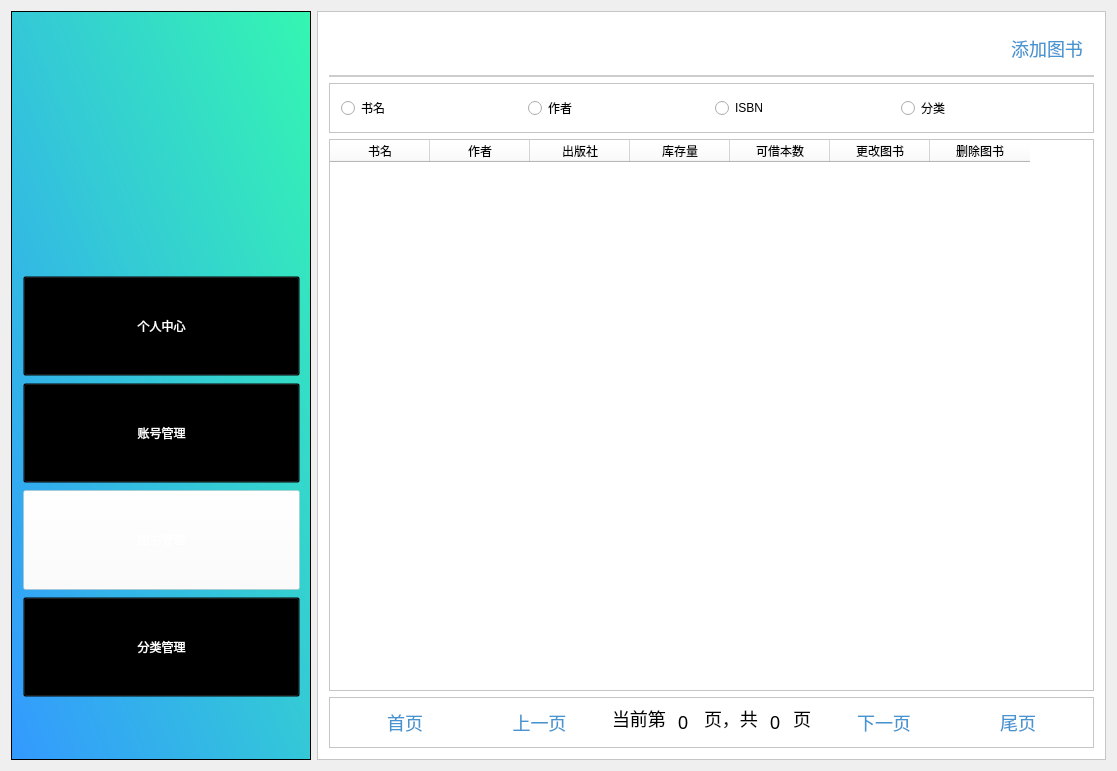
Old version of the form Library/Library/admin_searchbook.ui in the repository BooksOcean/BooksOcean.
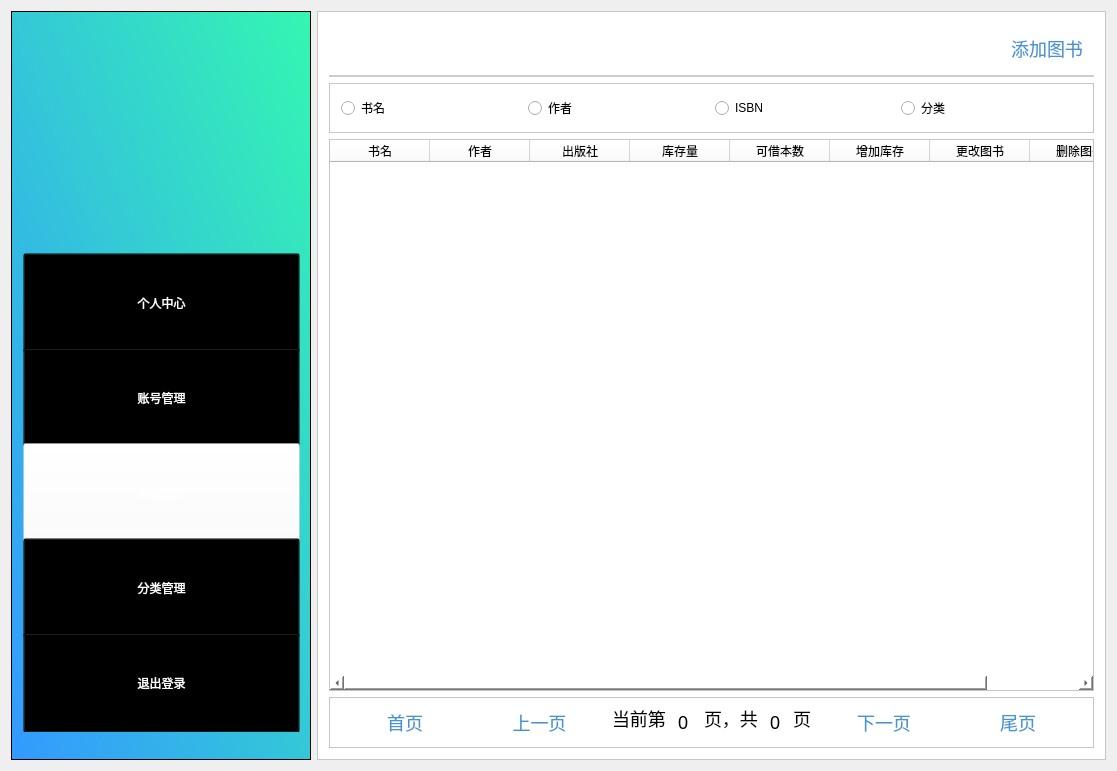
New version of the form. Icons and pictures are not drawn.

The edit to the form file:
```diff
--- a/Library/Library/admin_searchbook.ui
+++ b/Library/Library/admin_searchbook.ui
@@ -174,6 +174,25 @@
            </property>
           </widget>
          </item>
+         <item>
+          <widget class="QPushButton" name="btnLogout">
+           <property name="minimumSize">
+            <size>
+             <width>0</width>
+             <height>100</height>
+            </size>
+           </property>
+           <property name="styleSheet">
+            <string notr="true">font: 12pt &quot;微软雅黑&quot;;
+color:white;
+background:transparent;
+cursor:pointer;</string>
+           </property>
+           <property name="text">
+            <string>退出登录</string>
+           </property>
+          </widget>
+         </item>
         </layout>
        </item>
       </layout>
@@ -347,6 +366,11 @@
           <string>可借本数</string>
          </property>
         </column>
+        <column>
+         <property name="text">
+          <string>增加库存</string>
+         </property>
+        </column>
         <column>
          <property name="text">
           <string>更改图书</string>
```
Left out of the diff: 2 changed lines with no effect on the pictures.
